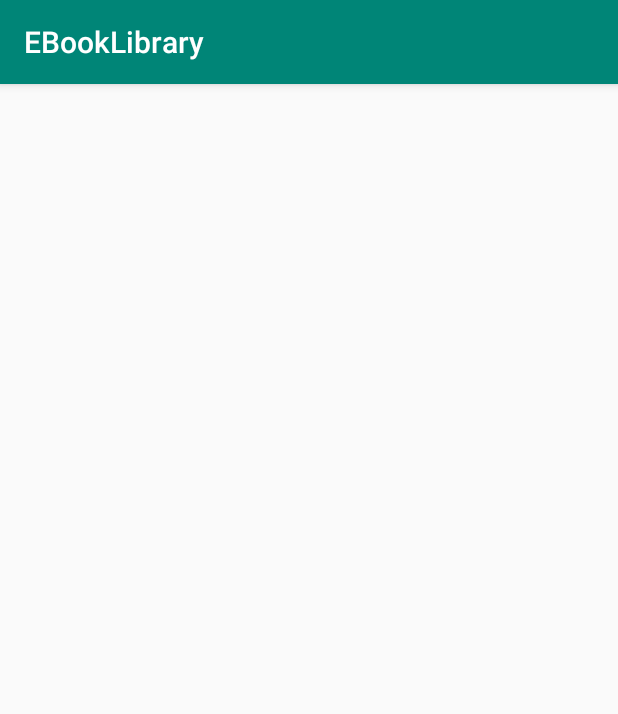
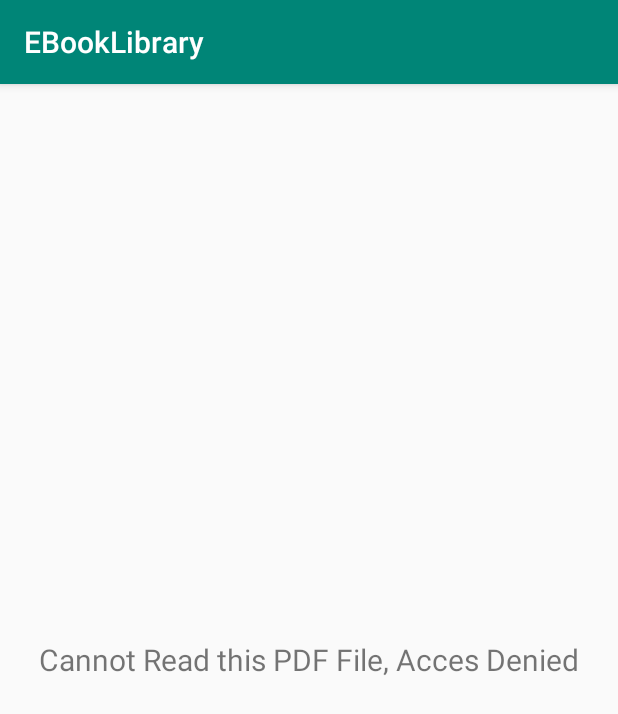
Before and after one commit to renosyah/EBookLibrary, an Android app: the ActivityPdfViewer screen opened directly, with no data from a screen before it, on a phone screen of 412 x 824 dp. Shown: the top 714 px of the screen. Run offline under Robolectric (Android 15) with nearby library versions, the phone set to English and light mode, and no system bars; libraries missing offline, so code that uses them is left out: com.github.chrisbanes.photoview.

Commit message:
add visual message to use if permission is not granted

```diff
--- a/pdfbrowserlibrary/src/main/java/com/example/renosyahputra/pdfbrowserlibrary/pdfBrowserActivity/PdfBrowserActivity.java
+++ b/pdfbrowserlibrary/src/main/java/com/example/renosyahputra/pdfbrowserlibrary/pdfBrowserActivity/PdfBrowserActivity.java
@@ -78,7 +78,7 @@ public class PdfBrowserActivity extends AppCompatActivity implements
                 requestPermissions( new String[]{Manifest.permission.READ_EXTERNAL_STORAGE,Manifest.permission.WRITE_EXTERNAL_STORAGE}, 200);
             }
             isDenied = true;
-
+            textViewEmpty.setText(getString(R.string.text_empty_check_permission));
         }
 
         return isDenied;
--- a/pdfbrowserlibrary/src/main/res/values/strings.xml
+++ b/pdfbrowserlibrary/src/main/res/values/strings.xml
@@ -1,4 +1,5 @@
 <resources>
     <string name="app_name">PdfBrowserLibrary</string>
     <string name="text_empty">No File PDF Found</string>
+    <string name="text_empty_check_permission">No File PDF Found, Access Denied</string>
 </resources>
--- a/pdfviewerlibrary/src/main/java/com/example/renosyahputra/pdfviewerlibrary/activity_pdf_viewer/ActivityPdfViewer.java
+++ b/pdfviewerlibrary/src/main/java/com/example/renosyahputra/pdfviewerlibrary/activity_pdf_viewer/ActivityPdfViewer.java
@@ -13,6 +13,8 @@ import android.support.v4.content.ContextCompat;
 import android.support.v4.view.ViewPager;
 import android.support.v7.app.AppCompatActivity;
 import android.view.KeyEvent;
+import android.view.View;
+import android.widget.TextView;
 import com.example.renosyahputra.pdfviewerlibrary.R;
 import com.example.renosyahputra.pdfviewerlibrary.customViewPagger.CustomViewPagger;
 import com.example.renosyahputra.pdfviewerlibrary.pdfViewerInit.PdfViewerDataObj;
@@ -29,6 +31,7 @@ public class ActivityPdfViewer extends AppCompatActivity implements ViewPager.On
     private Intent intent;
 
     private CustomViewPagger viewPaggerPdf;
+    private TextView cannot_read_this_pdf;
     private PdfViewerInit pdfViewerInit = PdfViewerInit.newInstance();
 
 
@@ -50,6 +53,9 @@ public class ActivityPdfViewer extends AppCompatActivity implements ViewPager.On
         intent = getIntent();
 
         pdfViewerDataObj = (PdfViewerDataObj) intent.getSerializableExtra("data");
+
+        cannot_read_this_pdf = findViewById(R.id.DataKosongTextView);
+        cannot_read_this_pdf.setText(getString(R.string.cant_read_pdf));
 
         viewPaggerPdf = findViewById(R.id.hackyViewPagerPdf);
         viewPaggerPdf.addOnPageChangeListener(this);
@@ -104,7 +110,7 @@ public class ActivityPdfViewer extends AppCompatActivity implements ViewPager.On
                 requestPermissions( new String[]{Manifest.permission.READ_EXTERNAL_STORAGE,Manifest.permission.WRITE_EXTERNAL_STORAGE}, 210);
             }
             isDenied = true;
-
+            cannot_read_this_pdf.setText(getString(R.string.cant_read_pdf_is_denied));
         }
 
         return isDenied;
@@ -146,6 +152,10 @@ public class ActivityPdfViewer extends AppCompatActivity implements ViewPager.On
 
     @Override
     public void pdfPageSize(@NonNull int pageSize) {
+
+        viewPaggerPdf.setVisibility(View.VISIBLE);
+        cannot_read_this_pdf.setVisibility(View.GONE);
+
         bitmapsPdf.clear();
         for (int i=0;i<pageSize;i++){
             bitmapsPdf.add(emptyBitmap());
--- a/pdfviewerlibrary/src/main/res/layout/activity_pdf_viewer.xml
+++ b/pdfviewerlibrary/src/main/res/layout/activity_pdf_viewer.xml
@@ -1,5 +1,6 @@
 <?xml version="1.0" encoding="utf-8"?>
 <LinearLayout
+        android:gravity="center"
         xmlns:android="http://schemas.android.com/apk/res/android"
         xmlns:tools="http://schemas.android.com/tools"
         xmlns:app="http://schemas.android.com/apk/res-auto"
@@ -8,8 +9,20 @@
         android:layout_height="match_parent"
         tools:context=".activity_pdf_viewer.ActivityPdfViewer">
 
+    <TextView
+            android:textSize="20sp"
+            android:gravity="center"
+            android:id="@+id/DataKosongTextView"
+            android:layout_width="match_parent"
+            android:layout_height="match_parent"
+            android:text="@string/cant_read_pdf"
+            android:visibility="visible"/>
+
+
     <com.example.renosyahputra.pdfviewerlibrary.customViewPagger.CustomViewPagger
             android:layout_width="match_parent"
             android:layout_height="match_parent"
-            android:id="@+id/hackyViewPagerPdf"/>
+            android:id="@+id/hackyViewPagerPdf"
+            android:visibility="gone"/>
+
 </LinearLayout>
--- a/pdfviewerlibrary/src/main/res/values/strings.xml
+++ b/pdfviewerlibrary/src/main/res/values/strings.xml
@@ -1,3 +1,5 @@
 <resources>
     <string name="app_name">PdfViewerLibrary</string>
+    <string name="cant_read_pdf">Cannot Read this PDF File</string>
+    <string name="cant_read_pdf_is_denied">Cannot Read this PDF File, Acces Denied</string>
 </resources>
```
Also changed, not shown: app/build.gradle (+5 -5 lines), pdfbrowserlibrary/src/main/res/layout/activity_pdf_browser.xml (+7 -3 lines).
